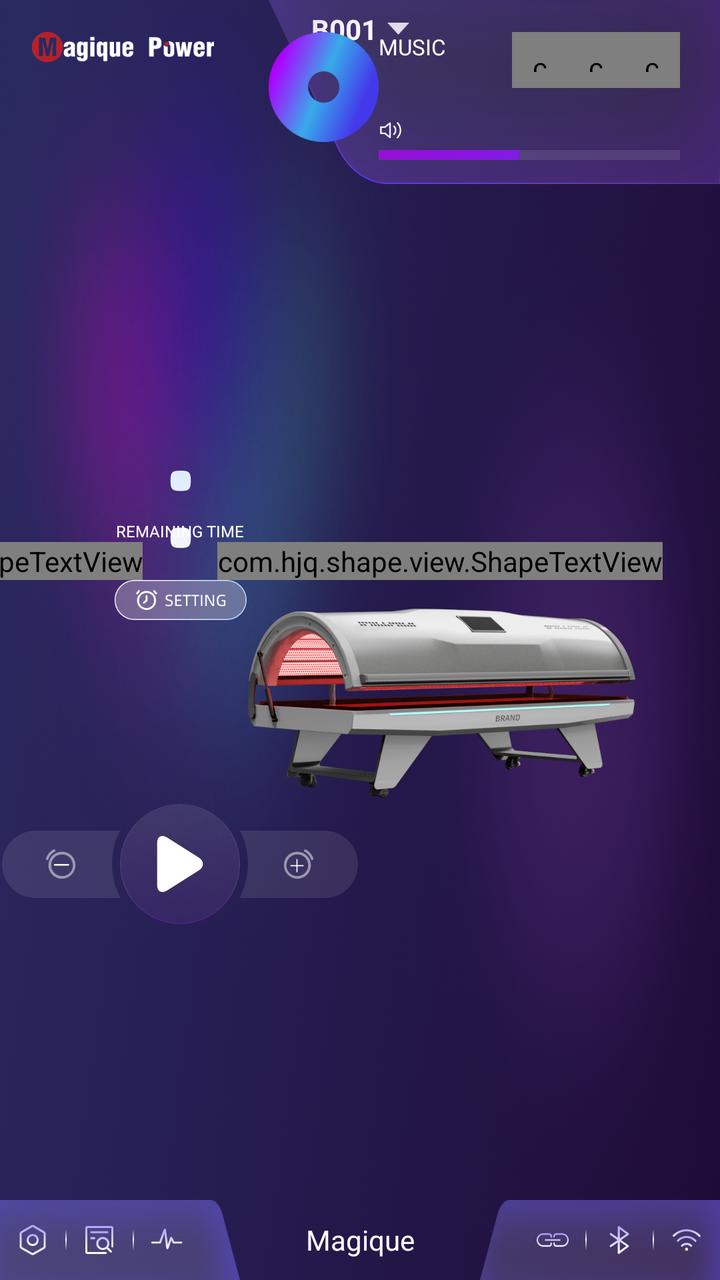
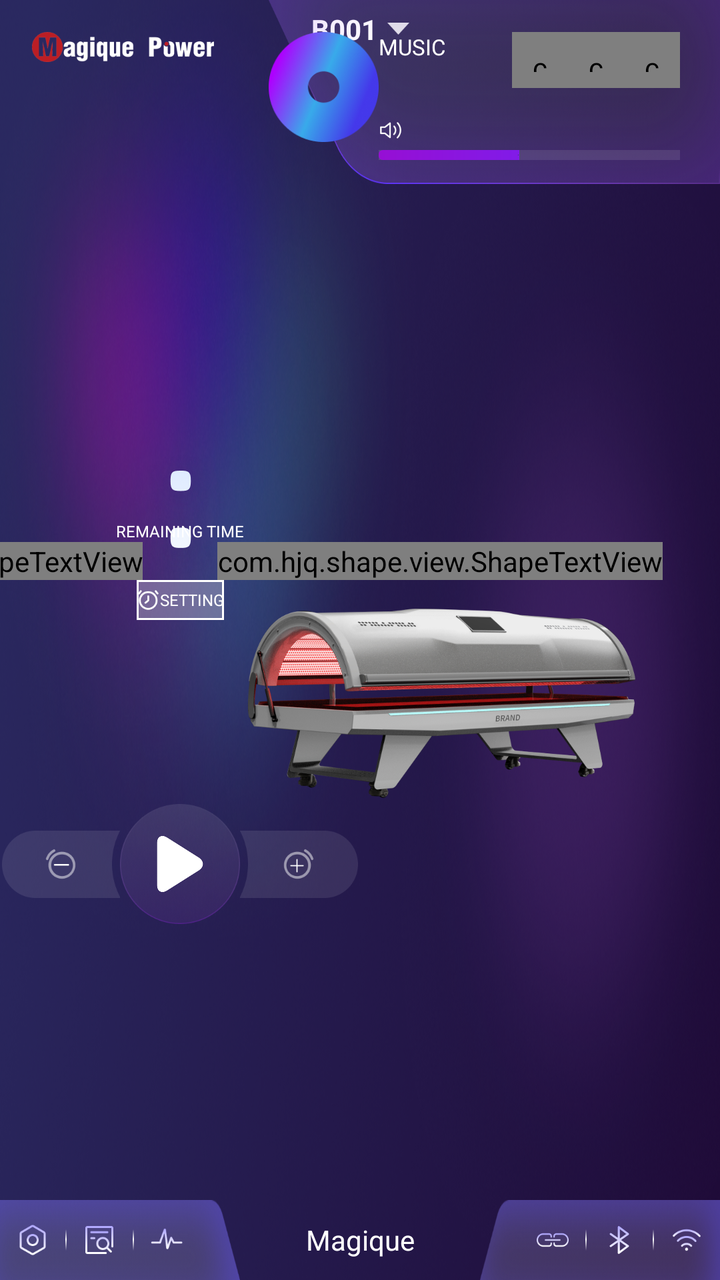

An Android layout rendered at two revisions. The XML below is the earlier revision; the diff shows what the commit changed to produce the second picture.
<!-- AndroidManifest.xml: application theme AppTheme -->
<!-- res/layout/layout_devicelauncheractivity.xml -->
<?xml version="1.0" encoding="utf-8"?>
<LinearLayout xmlns:android="http://schemas.android.com/apk/res/android"
    xmlns:app="http://schemas.android.com/apk/res-auto"
    xmlns:tools="http://schemas.android.com/tools"
    android:layout_width="match_parent"
    android:layout_height="match_parent"
    android:background="@mipmap/bg_main"
    android:orientation="vertical"
    tools:ignore="MissingConstraints">

    <FrameLayout
        android:layout_width="match_parent"
        android:layout_height="42dp"
        android:visibility="gone">

        <LinearLayout
            android:layout_width="match_parent"
            android:layout_height="42dp"
            android:background="@color/title_color"
            android:gravity="center_vertical"
            android:orientation="horizontal">

            <ImageView
                android:id="@+id/ivFinish"
                android:layout_width="wrap_content"
                android:layout_height="match_parent"
                android:layout_centerVertical="true"
                android:paddingVertical="12dp"
                android:paddingLeft="20dp"
                android:paddingRight="10dp"
                android:src="@mipmap/icon_w_finish" />


            <View
                android:layout_width="match_parent"
                android:layout_height="match_parent"
                android:layout_weight="1" />

        </LinearLayout>

        
        
        
        
        
        
        
        

        <ImageView
            android:layout_width="160dp"
            android:layout_height="wrap_content"
            android:layout_gravity="center"
            android:src="@mipmap/pic_titlelogo" />
    </FrameLayout>

    <androidx.constraintlayout.widget.ConstraintLayout
        android:layout_width="match_parent"
        android:layout_height="match_parent">

        <include layout="@layout/layout_logo_top_left" />

        <LinearLayout
            android:id="@+id/llDeviceName"
            android:layout_width="wrap_content"
            android:layout_height="wrap_content"
            android:gravity="center_vertical"
            android:orientation="horizontal"
            android:paddingVertical="5dp"
            android:paddingRight="10dp"
            app:layout_constraintLeft_toLeftOf="parent"
            app:layout_constraintRight_toRightOf="parent">

            <TextView
                android:id="@+id/tvDeviceName"
                android:layout_width="wrap_content"
                android:layout_height="wrap_content"
                android:layout_marginLeft="10dp"
                android:gravity="center_vertical"
                android:paddingRight="5dp"
                android:text="B001"
                android:textColor="@color/white"
                android:textSize="14dp"
                android:textStyle="bold" />

            <ImageView
                android:id="@+id/ivDeviceName"
                android:layout_width="11dp"
                android:layout_height="6dp"
                android:src="@mipmap/icon_sanjiao" />

        </LinearLayout>

        <ImageView
            android:layout_width="275dp"
            android:layout_height="155dp"
            android:src="@mipmap/ic_machine"
            app:layout_constraintBottom_toTopOf="@id/ll_bottom"
            app:layout_constraintEnd_toEndOf="parent"
            app:layout_constraintTop_toBottomOf="@id/view_top_end" />

        <androidx.constraintlayout.widget.ConstraintLayout
            android:id="@+id/view_top_end"
            android:layout_width="wrap_content"
            android:layout_height="92dp"
            android:background="@mipmap/bg_main_top_right"
            android:paddingStart="@dimen/dp_40"
            app:layout_constraintEnd_toEndOf="parent"
            app:layout_constraintTop_toTopOf="parent">

            <ImageView
                android:id="@+id/logo_music"
                android:layout_width="55dp"
                android:layout_height="55dp"
                android:layout_marginTop="16dp"
                android:layout_marginEnd="@dimen/dp_10"
                android:src="@mipmap/ic_music"
                app:layout_constraintEnd_toStartOf="@id/tvPlayingNow"
                app:layout_constraintTop_toTopOf="parent" />

            <TextView
                android:id="@+id/tvMusic"
                android:layout_width="wrap_content"
                android:layout_height="wrap_content"
                android:layout_marginBottom="@dimen/dp_4"
                android:text="MUSIC"
                android:textColor="@color/white"
                android:textSize="11sp"
                app:layout_constraintStart_toStartOf="@id/tvPlayingNow"
                app:layout_constraintTop_toTopOf="@id/logo_music" />

            <TextView
                android:id="@+id/tvPlayingNow"
                android:layout_width="wrap_content"
                android:layout_height="wrap_content"
                android:layout_marginEnd="27dp"
                android:text="PLAYING NOW"
                android:textColor="#9F9F9F"
                android:textSize="6sp"
                android:visibility="invisible"
                app:layout_constraintEnd_toStartOf="@id/ivSong1"
                app:layout_constraintTop_toBottomOf="@id/tvMusic" />

            <ImageView

                android:layout_width="wrap_content"
                android:layout_height="wrap_content" />

            <com.diwen.liliao.utils.ReplaceSelectorImageView
                android:id="@+id/ivSong1"
                android:layout_width="28dp"
                android:layout_height="28dp"
                android:padding="8dp"
                android:src="@mipmap/icon_song1"
                app:layout_constraintBottom_toBottomOf="@id/ivSong2"
                app:layout_constraintEnd_toStartOf="@id/ivSong2"
                app:layout_constraintTop_toTopOf="@id/ivSong2" />

            <com.diwen.liliao.utils.ReplaceSelectorImageView
                android:id="@+id/ivSong2"
                android:layout_width="28dp"
                android:layout_height="28dp"
                android:padding="8dp"
                android:src="@mipmap/icon_song2"
                app:layout_constraintBottom_toBottomOf="@id/ivSong3"
                app:layout_constraintEnd_toStartOf="@id/ivSong3"
                app:layout_constraintTop_toTopOf="@id/ivSong3" />

            <com.diwen.liliao.utils.ReplaceSelectorImageView
                android:id="@+id/ivSong3"
                android:layout_width="28dp"
                android:layout_height="28dp"
                android:padding="8dp"
                android:src="@mipmap/icon_song3"
                app:layout_constraintEnd_toEndOf="@id/seekbar"
                app:layout_constraintTop_toTopOf="@id/logo_music" />

            <ImageView
                android:layout_width="12dp"
                android:layout_height="12dp"
                android:src="@mipmap/ic_music_small"
                app:layout_constraintLeft_toLeftOf="@id/seekbar"
                app:layout_constraintTop_toTopOf="@id/seekbar" />

            <SeekBar
                android:id="@+id/seekbar"
                style="@android:style/Widget.SeekBar"
                android:layout_width="0dp"
                android:layout_height="33dp"
                android:layout_gravity="center_vertical"
                android:layout_marginStart="@dimen/dp_10"
                android:layout_marginEnd="20dp"
                android:background="@null"
                android:max="15"
                android:min="0"
                android:paddingStart="0dp"
                android:paddingTop="16dp"
                android:paddingEnd="0dp"
                android:paddingBottom="12dp"
                android:progress="7"
                android:progressDrawable="@drawable/layer_list_progress_drawable_1"
                android:thumb="@drawable/shape_progressbar_thumb"
                app:layout_constraintBottom_toBottomOf="parent"
                app:layout_constraintEnd_toEndOf="parent"
                app:layout_constraintStart_toEndOf="@id/logo_music"
                tools:ignore="MissingConstraints" />

        </androidx.constraintlayout.widget.ConstraintLayout>

        <LinearLayout
            android:id="@+id/ll_bottom"
            android:layout_width="match_parent"
            android:layout_height="40dp"
            android:orientation="horizontal"
            app:layout_constraintBottom_toBottomOf="parent">

            <LinearLayout
                android:layout_width="0dp"
                android:layout_height="match_parent"
                android:layout_weight="1"
                android:background="@mipmap/bg_main_bottom_left"
                android:gravity="center_vertical"
                android:orientation="horizontal"
                android:paddingEnd="20dp">

                <LinearLayout
                    android:id="@+id/ivSetting"
                    android:layout_width="0dp"
                    android:layout_height="match_parent"
                    android:layout_weight="1"
                    android:gravity="center">

                    <ImageView
                        android:layout_width="16dp"
                        android:layout_height="16dp"
                        android:src="@mipmap/icon_setting" />

                </LinearLayout>

                <ImageView
                    android:layout_width="wrap_content"
                    android:layout_height="wrap_content"
                    android:src="@mipmap/line_divider" />

                <LinearLayout
                    android:id="@+id/ivRecord"
                    android:layout_width="0dp"
                    android:layout_height="match_parent"
                    android:layout_weight="1"
                    android:gravity="center">

                    <ImageView
                        android:layout_width="16dp"
                        android:layout_height="16dp"
                        android:src="@mipmap/ic_record" />

                </LinearLayout>

                <ImageView
                    android:layout_width="wrap_content"
                    android:layout_height="wrap_content"
                    android:src="@mipmap/line_divider" />

                <LinearLayout
                    android:id="@+id/ivMaiChong"
                    android:layout_width="0dp"
                    android:layout_height="match_parent"
                    android:layout_weight="1"
                    android:gravity="center">

                    <ImageView
                        android:layout_width="16dp"
                        android:layout_height="16dp"
                        android:src="@mipmap/ic_maichong" />

                </LinearLayout>


            </LinearLayout>

            <LinearLayout
                android:layout_width="0dp"
                android:layout_height="match_parent"
                android:layout_weight="1"
                android:gravity="center_vertical"
                android:orientation="horizontal"
                android:paddingStart="20dp"
                android:paddingEnd="20dp">

                <TextView
                    android:id="@+id/modelName"
                    android:layout_width="match_parent"
                    android:layout_height="match_parent"
                    android:layout_gravity="center_horizontal"
                    android:gravity="center"
                    android:text="@string/app_name"
                    android:textColor="@color/white"
                    android:textSize="14dp" />

                <LinearLayout
                    android:layout_width="wrap_content"
                    android:layout_height="match_parent"
                    android:orientation="horizontal">

                    <ImageView
                        android:id="@+id/fenshanJian"
                        android:layout_width="30dp"
                        android:layout_height="30dp"
                        android:padding="@dimen/dp_10"
                        android:src="@mipmap/ic_fengshan_jian" />

                    <SeekBar
                        android:id="@+id/seekbar_fengshan"
                        style="@android:style/Widget.SeekBar"
                        android:layout_width="0dp"
                        android:layout_height="match_parent"
                        android:layout_gravity="center_vertical"
                        android:layout_marginHorizontal="3dp"
                        android:layout_marginStart="@dimen/dp_10"
                        android:layout_marginEnd="@dimen/dp_10"
                        android:layout_weight="1"
                        android:background="@null"
                        android:enabled="false"
                        android:max="5"
                        android:min="0"
                        android:paddingStart="0dp"
                        android:paddingTop="13dp"
                        android:paddingEnd="0dp"
                        android:paddingBottom="13dp"
                        android:progress="50"
                        android:progressDrawable="@drawable/layer_list_progress_drawable_1"
                        android:thumb="@drawable/shape_progressbar_thumb" />

                    <ImageView
                        android:id="@+id/fenshanJia"
                        android:layout_width="30dp"
                        android:layout_height="30dp"
                        android:padding="7.5dp"
                        android:src="@mipmap/ic_fengshan_add" />

                </LinearLayout>

            </LinearLayout>

            <LinearLayout
                android:layout_width="0dp"
                android:layout_height="match_parent"
                android:layout_weight="1"
                android:background="@mipmap/bg_main_bottom_right"
                android:gravity="center_vertical"
                android:orientation="horizontal"
                android:paddingStart="20dp">

                <LinearLayout
                    android:layout_width="0dp"
                    android:layout_height="match_parent"
                    android:layout_weight="1"
                    android:gravity="center">

                    <ImageView
                        android:id="@+id/ivPhone"
                        android:layout_width="16dp"
                        android:layout_height="16dp"
                        android:src="@mipmap/icon_phoneline" />

                </LinearLayout>

                <ImageView
                    android:layout_width="wrap_content"
                    android:layout_height="wrap_content"
                    android:src="@mipmap/line_divider" />

                <LinearLayout
                    android:layout_width="0dp"
                    android:layout_height="match_parent"
                    android:layout_weight="1"
                    android:gravity="center">

                    <ImageView
                        android:id="@+id/ivBl"
                        android:layout_width="16dp"
                        android:layout_height="16dp"
                        android:src="@mipmap/icon_lanta" />

                </LinearLayout>

                <ImageView
                    android:layout_width="wrap_content"
                    android:layout_height="wrap_content"
                    android:src="@mipmap/line_divider" />

                <LinearLayout
                    android:layout_width="0dp"
                    android:layout_height="match_parent"
                    android:layout_weight="1"
                    android:gravity="center">

                    <ImageView
                        android:id="@+id/iv_wifi"
                        android:layout_width="16dp"
                        android:layout_height="16dp"
                        android:src="@mipmap/icon_wificonnect" />

                </LinearLayout>


            </LinearLayout>

        </LinearLayout>

        <RelativeLayout
            android:id="@+id/rl_start"
            android:layout_width="60dp"
            android:layout_height="60dp"
            android:background="@mipmap/bg_start"
            app:layout_constraintBottom_toTopOf="@id/ll_bottom"
            app:layout_constraintLeft_toLeftOf="parent"
            app:layout_constraintRight_toRightOf="@id/guild_line_ver_center"
            app:layout_constraintTop_toBottomOf="@id/iv_status"
            app:layout_constraintVertical_bias="0.4">

            <ImageView
                android:id="@+id/iv_start"
                android:layout_width="28dp"
                android:layout_height="28dp"
                android:layout_centerInParent="true"
                android:src="@mipmap/ic_stop" />

        </RelativeLayout>

        <RelativeLayout
            android:id="@+id/rl_start_left"
            android:layout_width="59dp"
            android:layout_height="33.5dp"
            android:background="@mipmap/bg_time_left"
            app:layout_constraintBottom_toBottomOf="@id/rl_start"
            app:layout_constraintEnd_toStartOf="@id/rl_start"
            app:layout_constraintTop_toTopOf="@id/rl_start">

            <ImageView
                android:id="@+id/ivmiue"
                android:layout_width="20dp"
                android:layout_height="20dp"
                android:layout_centerInParent="true"
                android:src="@mipmap/icon_jian_no" />

        </RelativeLayout>

        <RelativeLayout
            android:id="@+id/rl_start_right"
            android:layout_width="59dp"
            android:layout_height="33.5dp"
            android:background="@mipmap/bg_time_right"
            app:layout_constraintBottom_toBottomOf="@id/rl_start"
            app:layout_constraintStart_toEndOf="@id/rl_start"
            app:layout_constraintTop_toTopOf="@id/rl_start">

            <ImageView
                android:id="@+id/ivAdd"
                android:layout_width="20dp"
                android:layout_height="20dp"
                android:layout_centerInParent="true"
                android:src="@mipmap/icon_add_no" />
        </RelativeLayout>

        <androidx.constraintlayout.widget.Guideline
            android:id="@+id/guild_line_ver_center"
            android:layout_width="wrap_content"
            android:layout_height="wrap_content"
            android:orientation="vertical"
            app:layout_constraintGuide_percent="0.5" />

        <ImageView
            android:id="@+id/shapeMao"
            android:layout_width="wrap_content"
            android:layout_height="wrap_content"
            android:src="@mipmap/ic_time_point"
            app:layout_constraintBottom_toTopOf="@id/iv_status"
            app:layout_constraintEnd_toEndOf="@id/guild_line_ver_center"
            app:layout_constraintStart_toStartOf="parent" />

        <com.hjq.shape.view.ShapeTextView
            android:id="@+id/tvMine"
            android:layout_width="wrap_content"
            android:layout_height="wrap_content"
            android:gravity="center"
            android:text="10"
            android:textColor="@color/white"
            android:textSize="52.5sp"
            android:textStyle="bold"
            app:layout_constraintBottom_toTopOf="@id/iv_status"
            app:layout_constraintEnd_toStartOf="@id/shapeMao" />

        <com.hjq.shape.view.ShapeTextView
            android:id="@+id/tvSeconds"
            android:layout_width="wrap_content"
            android:layout_height="wrap_content"
            android:gravity="center"
            android:text="00"
            android:textColor="@color/white"
            android:textSize="52.5sp"
            android:textStyle="bold"
            app:layout_constraintBottom_toTopOf="@id/iv_status"
            app:layout_constraintStart_toEndOf="@id/shapeMao" />

        <ImageView
            android:id="@+id/iv_status"
            android:layout_width="wrap_content"
            android:layout_height="20dp"
            android:src="@mipmap/ic_status_setting"
            app:layout_constraintBottom_toTopOf="@id/ll_bottom"
            app:layout_constraintEnd_toEndOf="@id/shapeMao"
            app:layout_constraintStart_toStartOf="@id/shapeMao"
            app:layout_constraintTop_toTopOf="parent" />

        <TextView
            android:id="@+id/tvRemainingTime"
            android:layout_width="wrap_content"
            android:layout_height="wrap_content"
            android:text="REMAINING TIME"
            android:textColor="@color/white"
            android:textSize="8sp"
            app:layout_constraintBottom_toTopOf="@id/tvMine"
            app:layout_constraintEnd_toEndOf="@id/shapeMao"
            app:layout_constraintStart_toStartOf="@id/shapeMao" />

        <androidx.recyclerview.widget.RecyclerView
            android:id="@+id/mesreList"
            android:layout_width="370dp"
            android:layout_height="match_parent"
            android:background="@color/white"
            android:orientation="vertical"
            android:visibility="gone"
            app:layoutManager="androidx.recyclerview.widget.LinearLayoutManager"
            app:layout_constraintRight_toRightOf="parent"
            app:layout_constraintTop_toTopOf="parent" />

        <ImageView
            android:id="@+id/iv_warning"
            android:layout_width="wrap_content"
            android:layout_height="wrap_content"
            android:src="@drawable/ic_warning_pic"
            android:visibility="gone"
            app:layout_constraintBottom_toBottomOf="parent"
            app:layout_constraintLeft_toLeftOf="parent"
            app:layout_constraintRight_toRightOf="parent"
            app:layout_constraintTop_toTopOf="parent"
            tools:visibility="visible" />

    </androidx.constraintlayout.widget.ConstraintLayout>


</LinearLayout>
<!-- res/layout/layout_logo_top_left.xml (included above) -->
<?xml version="1.0" encoding="utf-8"?>
<androidx.constraintlayout.widget.ConstraintLayout xmlns:android="http://schemas.android.com/apk/res/android"
    xmlns:app="http://schemas.android.com/apk/res-auto"
    android:layout_width="wrap_content"
    android:layout_height="wrap_content">

    <ImageView
        android:layout_width="123dp"
        android:layout_height="47dp"
        android:padding="16dp"
        android:src="@mipmap/ic_logo_main"
        app:layout_constraintDimensionRatio="H,62:11"
        app:layout_constraintStart_toStartOf="parent"
        app:layout_constraintTop_toTopOf="parent" />

</androidx.constraintlayout.widget.ConstraintLayout>
<!-- resources referenced by this layout -->
<resources>
  <color name="title_color">#735A74F9</color>
  <color name="white">#FFFFFF</color>
  <!-- drawable ic_warning_pic (drawable) -->
  <vector xmlns:android="http://schemas.android.com/apk/res/android"
      android:width="64dp"
      android:height="64dp"
      android:viewportWidth="1024"
      android:viewportHeight="1024">
    <path
        android:pathData="M514.66,9.1c-278.38,0 -504.05,225.73 -504.05,504.24 0,278.46 225.67,504.24 504.05,504.24 278.39,0 504.05,-225.78 504.05,-504.24C1018.71,234.83 793.05,9.1 514.66,9.1zM516.83,939.98c-234.15,0 -427.6,-190.74 -427.6,-425.97 0,-235.23 190.63,-425.92 425.78,-425.92 235.16,0 425.78,190.69 425.78,425.92C940.78,749.24 750.97,939.98 516.83,939.98zM590.2,583.05l1.58,-345.56c0,-42.37 -34.35,-76.72 -76.71,-76.72 -42.36,0 -76.76,34.35 -76.76,76.72l0,341.67c-47.6,26.08 -79.84,76.62 -79.84,134.74 0,84.74 68.69,153.44 153.42,153.44 84.72,0 153.39,-68.7 153.39,-153.44C665.27,658.44 634.22,610.02 590.2,583.05zM511.88,841.75c-70.61,0 -127.84,-57.23 -127.84,-127.85 0,-53.64 33.08,-99.41 79.9,-118.45l0,-357.96c0,-28.22 22.89,-51.13 51.13,-51.13 28.24,0 48.78,22.91 48.78,51.13l0,361.06c43.31,20.47 75.86,64.22 75.86,115.35C639.71,784.52 582.48,841.75 511.88,841.75zM540.62,616.17 L540.62,435.91l-52.69,0 0,178.29c-45.69,10.24 -78.32,50.88 -78.32,99.7 0,56.49 45.79,103.89 102.27,103.89 56.47,0 102.26,-47.39 102.26,-103.89C614.14,667.45 583.01,628.67 540.62,616.17zM639.44,540.73l76.79,0 0,-27.09 -76.79,0L639.44,540.73zM639.44,339.13l76.79,0 0,-27.19 -76.79,0L639.44,339.13zM639.44,287.93l76.79,0 0,-27.16 -76.79,0L639.44,287.93zM639.44,388.71l76.79,-0.74 0,-25.54 -76.79,0L639.44,388.71zM639.44,489.57l76.79,0 0,-25.57 -76.79,0L639.44,489.57zM639.44,438.42l76.79,0 0,-25.59 -76.79,0L639.44,438.42z"
        android:fillColor="#ff0000"/>
  </vector>
  <!-- drawable layer_list_progress_drawable_1 (drawable) -->
  <?xml version="1.0" encoding="utf-8"?>
  <layer-list xmlns:android="http://schemas.android.com/apk/res/android">
  
      <item
          android:id="@android:id/background"
          android:drawable="@color/white10" />
  
      <item android:id="@android:id/progress">
  
          <clip android:drawable="@drawable/shape_progressbar_progress" />
  
      </item>
  
  </layer-list>
  <!-- drawable shape_progressbar_thumb (drawable) -->
  <?xml version="1.0" encoding="utf-8"?>
  <shape xmlns:android="http://schemas.android.com/apk/res/android">
  
      
      <solid android:color="@color/bg00" />
  
  </shape>
  <!-- mipmap ic_status_setting: png bitmap (mipmap-xxhdpi, 7629 bytes) -->
  <string name="app_name">Magique</string>
  <style name="AppTheme" parent="Theme.AppCompat.Light.NoActionBar">
          <item name="colorPrimary">@color/white</item>
          <item name="colorPrimaryDark">@color/white</item>
          <item name="colorAccent">@color/themeColor</item>
          <item name="android:textColor">@color/black</item>
  
          
          <item name="android:windowBackground">@color/white</item>
          <item name="android:windowSoftInputMode">stateAlwaysHidden</item>
          <item name="android:launchMode">singleTop</item>
          <item name="android:forceDarkAllowed" tools:ignore="NewApi">false</item>
      </style>
  <color name="white10">#1AFFFFFF</color>
  <!-- drawable shape_progressbar_progress (drawable) -->
  <?xml version="1.0" encoding="utf-8"?>
  <shape xmlns:android="http://schemas.android.com/apk/res/android">
  
      <gradient
          android:endColor="#6929FE"
          android:startColor="#960FD4" />
      <corners android:radius="2dp" />
  </shape>
  <color name="bg00">#00000000</color>
  <color name="themeColor">#3F73FE</color>
  <color name="black">#000000</color>
  <!-- unchanged entries left out for length: 30 -->
</resources>

<!-- the commit's change to res/layout/layout_devicelauncheractivity.xml (unified diff, before → after) -->
@@ -503,15 +503,44 @@
             app:layout_constraintBottom_toTopOf="@id/iv_status"
             app:layout_constraintStart_toEndOf="@id/shapeMao" />
 
-        <ImageView
+        
+        
+        
+        
+        
+        
+        
+        
+        
+
+        <LinearLayout
             android:id="@+id/iv_status"
             android:layout_width="wrap_content"
             android:layout_height="20dp"
-            android:src="@mipmap/ic_status_setting"
+            android:background="@drawable/bg_stroke_corner_10"
+            android:gravity="center"
+            android:orientation="horizontal"
+            android:paddingHorizontal="@dimen/dp_10"
             app:layout_constraintBottom_toTopOf="@id/ll_bottom"
             app:layout_constraintEnd_toEndOf="@id/shapeMao"
             app:layout_constraintStart_toStartOf="@id/shapeMao"
-            app:layout_constraintTop_toTopOf="parent" />
+            app:layout_constraintTop_toTopOf="parent">
+
+            <ImageView
+                android:layout_width="12dp"
+                android:layout_height="12dp"
+                android:src="@mipmap/ic_clock" />
+
+            <TextView
+                android:id="@+id/tv_status"
+                android:layout_width="wrap_content"
+                android:layout_height="wrap_content"
+                android:layout_marginStart="@dimen/dp_4"
+                android:text="SETTING"
+                android:textColor="@color/white"
+                android:textSize="8sp" />
+
+        </LinearLayout>
 
         <TextView
             android:id="@+id/tvRemainingTime"
<!-- resource entries referenced after the edit -->
@@ -2,6 +2,16 @@
 <resources>
   <color name="title_color">#735A74F9</color>
   <color name="white">#FFFFFF</color>
+  <!-- drawable bg_stroke_corner_10 (drawable) -->
+  <?xml version="1.0" encoding="utf-8"?>
+  <shape android:shape="rectangle" xmlns:android="http://schemas.android.com/apk/res/android">
+      <corners android:radius="@dimen/dp_10" />
+      <stroke
+          android:color="@color/white"
+          android:width="1dp" />
+      <solid android:color="#47FFFFFF" />
+  
+  </shape>
   <!-- drawable ic_warning_pic (drawable) -->
   <vector xmlns:android="http://schemas.android.com/apk/res/android"
       android:width="64dp"
@@ -35,7 +45,7 @@
       <solid android:color="@color/bg00" />
   
   </shape>
-  <!-- mipmap ic_status_setting: png bitmap (mipmap-xxhdpi, 7629 bytes) -->
+  <!-- mipmap ic_clock: png bitmap (mipmap-xxhdpi, 1510 bytes) -->
   <string name="app_name">Magique</string>
   <style name="AppTheme" parent="Theme.AppCompat.Light.NoActionBar">
           <item name="colorPrimary">@color/white</item>
